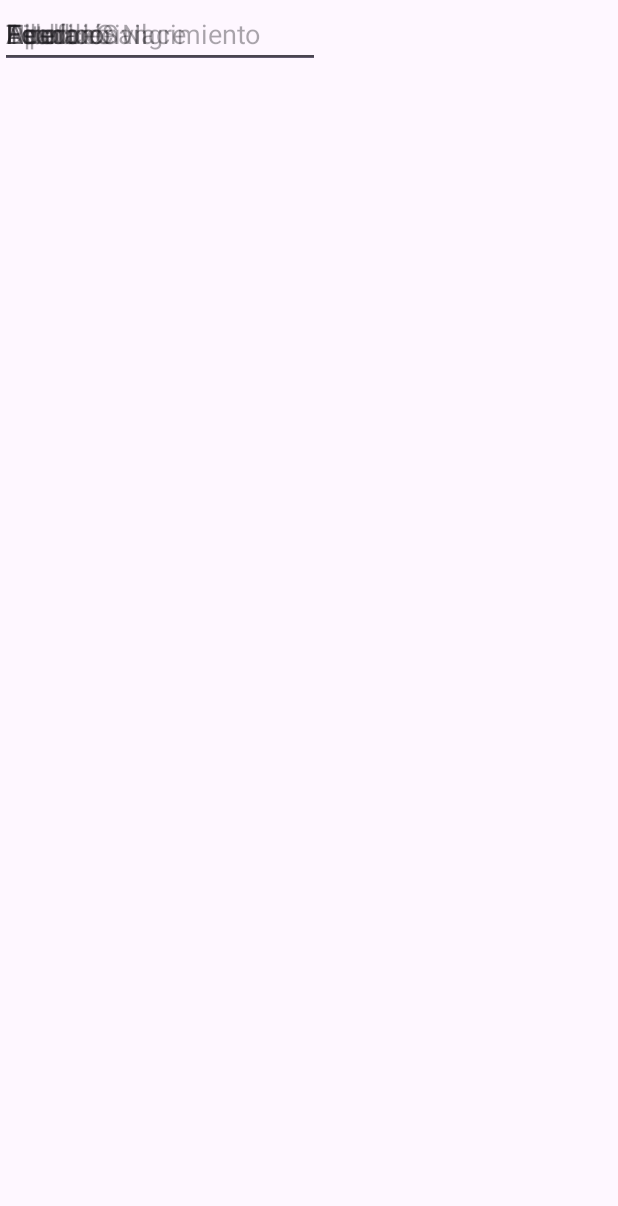
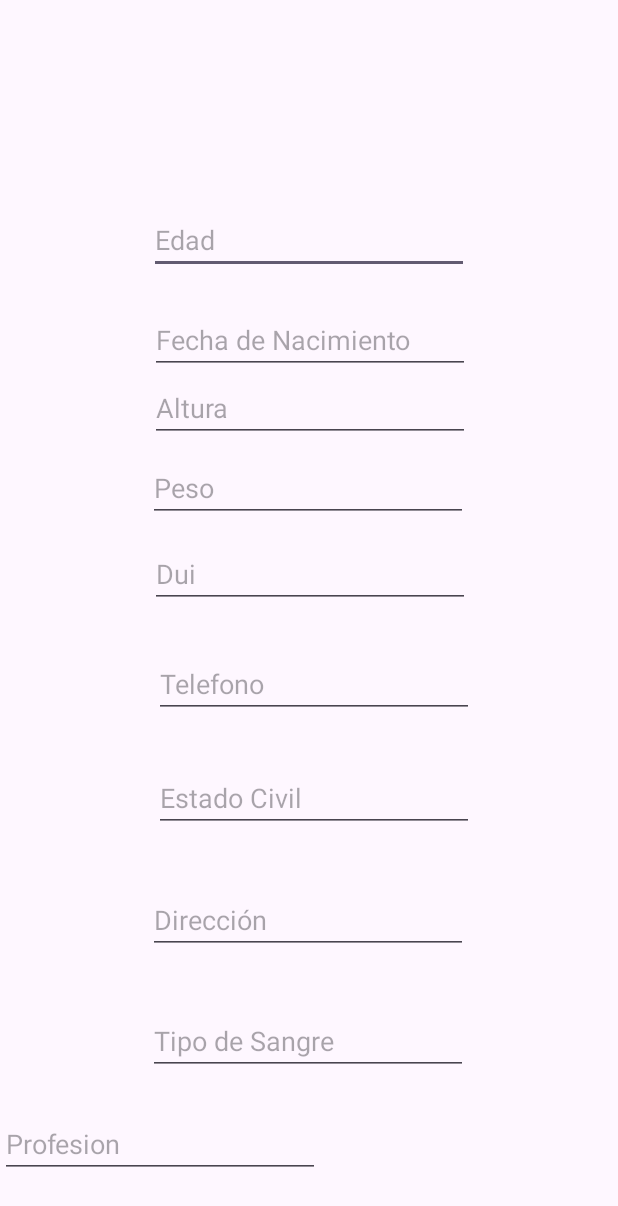
Before and after one commit to JosueAhGarciaxd/Scrol, an Android app: the screen it shows after launch (MainActivity), on a phone screen of 412 x 824 dp. Shown: the top 1206 px of the screen. Run offline under Robolectric (Android 15) with nearby library versions, the phone set to English and light mode, and no system bars.

Commit message:
ScrollView con su devido ConstraintLayout 2.0

```diff
--- a/app/src/main/res/layout/activity_main.xml
+++ b/app/src/main/res/layout/activity_main.xml
@@ -23,8 +23,12 @@
                 android:ems="10"
                 android:hint="Nombre"
                 android:inputType="text"
-                tools:layout_editor_absoluteX="100dp"
-                tools:layout_editor_absoluteY="13dp" />
+                app:layout_constraintBottom_toTopOf="@+id/editTextText2"
+                app:layout_constraintEnd_toEndOf="parent"
+                app:layout_constraintHorizontal_bias="0.502"
+                app:layout_constraintStart_toStartOf="parent"
+                app:layout_constraintTop_toTopOf="parent"
+                app:layout_constraintVertical_bias="0.932" />
 
             <EditText
                 android:id="@+id/editTextText2"
@@ -33,18 +37,25 @@
                 android:ems="10"
                 android:hint="Apellido"
                 android:inputType="text"
-                tools:layout_editor_absoluteX="100dp"
-                tools:layout_editor_absoluteY="75dp" />
+                app:layout_constraintBottom_toTopOf="@+id/editTextText13"
+                app:layout_constraintEnd_toEndOf="parent"
+                app:layout_constraintHorizontal_bias="0.502"
+                app:layout_constraintStart_toStartOf="parent"
+                app:layout_constraintTop_toTopOf="parent"
+                app:layout_constraintVertical_bias="0.975" />
 
             <EditText
                 android:id="@+id/editTextText3"
                 android:layout_width="wrap_content"
                 android:layout_height="wrap_content"
+                android:layout_marginTop="116dp"
                 android:ems="10"
                 android:hint="Edad"
                 android:inputType="text"
-                tools:layout_editor_absoluteX="100dp"
-                tools:layout_editor_absoluteY="134dp" />
+                app:layout_constraintBottom_toTopOf="@+id/editTextText4"
+                app:layout_constraintEnd_toEndOf="parent"
+                app:layout_constraintStart_toStartOf="parent"
+                app:layout_constraintTop_toTopOf="parent" />
 
             <EditText
                 android:id="@+id/editTextText4"
@@ -53,8 +64,12 @@
                 android:ems="10"
                 android:hint="Fecha de Nacimiento"
                 android:inputType="text"
-                tools:layout_editor_absoluteX="100dp"
-                tools:layout_editor_absoluteY="194dp" />
+                app:layout_constraintBottom_toTopOf="@+id/editTextText5"
+                app:layout_constraintEnd_toEndOf="parent"
+                app:layout_constraintHorizontal_bias="0.502"
+                app:layout_constraintStart_toStartOf="parent"
+                app:layout_constraintTop_toTopOf="parent"
+                app:layout_constraintVertical_bias="1.0" />
 
             <EditText
                 android:id="@+id/editTextText5"
@@ -63,8 +78,12 @@
                 android:ems="10"
                 android:hint="Altura"
                 android:inputType="text"
-                tools:layout_editor_absoluteX="100dp"
-                tools:layout_editor_absoluteY="263dp" />
+                app:layout_constraintBottom_toTopOf="@+id/editTextText6"
+                app:layout_constraintEnd_toEndOf="parent"
+                app:layout_constraintHorizontal_bias="0.502"
+                app:layout_constraintStart_toStartOf="parent"
+                app:layout_constraintTop_toTopOf="parent"
+                app:layout_constraintVertical_bias="0.968" />
 
             <EditText
                 android:id="@+id/editTextText6"
@@ -73,8 +92,68 @@
                 android:ems="10"
                 android:hint="Peso"
                 android:inputType="text"
-                tools:layout_editor_absoluteX="100dp"
-                tools:layout_editor_absoluteY="325dp" />
+                app:layout_constraintBottom_toTopOf="@+id/editTextText12"
+                app:layout_constraintEnd_toEndOf="parent"
+                app:layout_constraintHorizontal_bias="0.497"
+                app:layout_constraintStart_toStartOf="parent"
+                app:layout_constraintTop_toTopOf="parent"
+                app:layout_constraintVertical_bias="0.961" />
+
+            <EditText
+                android:id="@+id/editTextText12"
+                android:layout_width="wrap_content"
+                android:layout_height="wrap_content"
+                android:ems="10"
+                android:hint="Dui"
+                android:inputType="text"
+                app:layout_constraintBottom_toTopOf="@+id/editTextText7"
+                app:layout_constraintEnd_toEndOf="parent"
+                app:layout_constraintHorizontal_bias="0.502"
+                app:layout_constraintStart_toStartOf="parent"
+                app:layout_constraintTop_toTopOf="parent"
+                app:layout_constraintVertical_bias="0.928" />
+
+            <EditText
+                android:id="@+id/editTextText8"
+                android:layout_width="wrap_content"
+                android:layout_height="wrap_content"
+                android:ems="10"
+                android:hint="Estado Civil"
+                android:inputType="text"
+                app:layout_constraintBottom_toTopOf="@+id/editTextText9"
+                app:layout_constraintEnd_toEndOf="parent"
+                app:layout_constraintHorizontal_bias="0.517"
+                app:layout_constraintStart_toStartOf="parent"
+                app:layout_constraintTop_toTopOf="parent"
+                app:layout_constraintVertical_bias="0.934" />
+
+            <EditText
+                android:id="@+id/editTextText9"
+                android:layout_width="wrap_content"
+                android:layout_height="wrap_content"
+                android:ems="10"
+                android:hint="Dirección"
+                android:inputType="text"
+                app:layout_constraintBottom_toTopOf="@+id/editTextText10"
+                app:layout_constraintEnd_toEndOf="parent"
+                app:layout_constraintHorizontal_bias="0.497"
+                app:layout_constraintStart_toStartOf="parent"
+                app:layout_constraintTop_toTopOf="parent"
+                app:layout_constraintVertical_bias="0.944" />
+
+            <EditText
+                android:id="@+id/editTextText10"
+                android:layout_width="wrap_content"
+                android:layout_height="wrap_content"
+                android:ems="10"
+                android:hint="Tipo de Sangre"
+                android:inputType="text"
+                app:layout_constraintBottom_toTopOf="@+id/editTextText11"
+                app:layout_constraintEnd_toEndOf="parent"
+                app:layout_constraintHorizontal_bias="0.497"
+                app:layout_constraintStart_toStartOf="parent"
+                app:layout_constraintTop_toTopOf="parent"
+                app:layout_constraintVertical_bias="0.966" />
 
             <EditText
                 android:id="@+id/editTextText7"
@@ -83,49 +162,46 @@
                 android:ems="10"
                 android:hint="Telefono"
                 android:inputType="text"
-                tools:layout_editor_absoluteX="99dp"
-                tools:layout_editor_absoluteY="390dp" />
+                app:layout_constraintBottom_toTopOf="@+id/editTextText8"
+                app:layout_constraintEnd_toEndOf="parent"
+                app:layout_constraintHorizontal_bias="0.517"
+                app:layout_constraintStart_toStartOf="parent"
+                app:layout_constraintTop_toTopOf="parent"
+                app:layout_constraintVertical_bias="0.934" />
 
             <EditText
-                android:id="@+id/editTextText8"
+                android:id="@+id/editTextText13"
                 android:layout_width="wrap_content"
                 android:layout_height="wrap_content"
                 android:ems="10"
-                android:hint="Estado Civil"
+                android:hint="Tarjeta de credito"
                 android:inputType="text"
-                tools:layout_editor_absoluteX="100dp"
-                tools:layout_editor_absoluteY="458dp" />
-
-            <EditText
-                android:id="@+id/editTextText9"
-                android:layout_width="wrap_content"
-                android:layout_height="wrap_content"
-                android:ems="10"
-                android:hint="Dirección"
-                android:inputType="text"
-                tools:layout_editor_absoluteX="100dp"
-                tools:layout_editor_absoluteY="511dp" />
-
-            <EditText
-                android:id="@+id/editTextText10"
-                android:layout_width="wrap_content"
-                android:layout_height="wrap_content"
-                android:ems="10"
-                android:hint="Tipo de Sangre"
-                android:inputType="text"
-                tools:layout_editor_absoluteX="100dp"
-                tools:layout_editor_absoluteY="577dp" />
+                app:layout_constraintBottom_toTopOf="@+id/button4"
+                app:layout_constraintEnd_toEndOf="parent"
+                app:layout_constraintHorizontal_bias="0.497"
+                app:layout_constraintStart_toStartOf="parent"
+                app:layout_constraintTop_toTopOf="parent"
+                app:layout_constraintVertical_bias="0.939" />
 
             <EditText
                 android:id="@+id/editTextText11"
                 android:layout_width="wrap_content"
                 android:layout_height="wrap_content"
-                android:layout_marginTop="9900dp"
+                android:layout_marginTop="740dp"
                 android:ems="10"
                 android:hint="Profesion"
                 android:inputType="text"
-                app:layout_constraintTop_toBottomOf="@+id/editTextText10"
-                tools:layout_editor_absoluteX="99dp" />
+                app:layout_constraintTop_toTopOf="parent"
+                tools:layout_editor_absoluteX="101dp" />
+
+            <Button
+                android:id="@+id/button4"
+                android:layout_width="wrap_content"
+                android:layout_height="wrap_content"
+                android:layout_marginTop="2500dp"
+                android:text="Guardar"
+                app:layout_constraintTop_toBottomOf="@+id/editTextText11"
+                tools:layout_editor_absoluteX="156dp" />
         </androidx.constraintlayout.widget.ConstraintLayout>
     </ScrollView>
 
```
